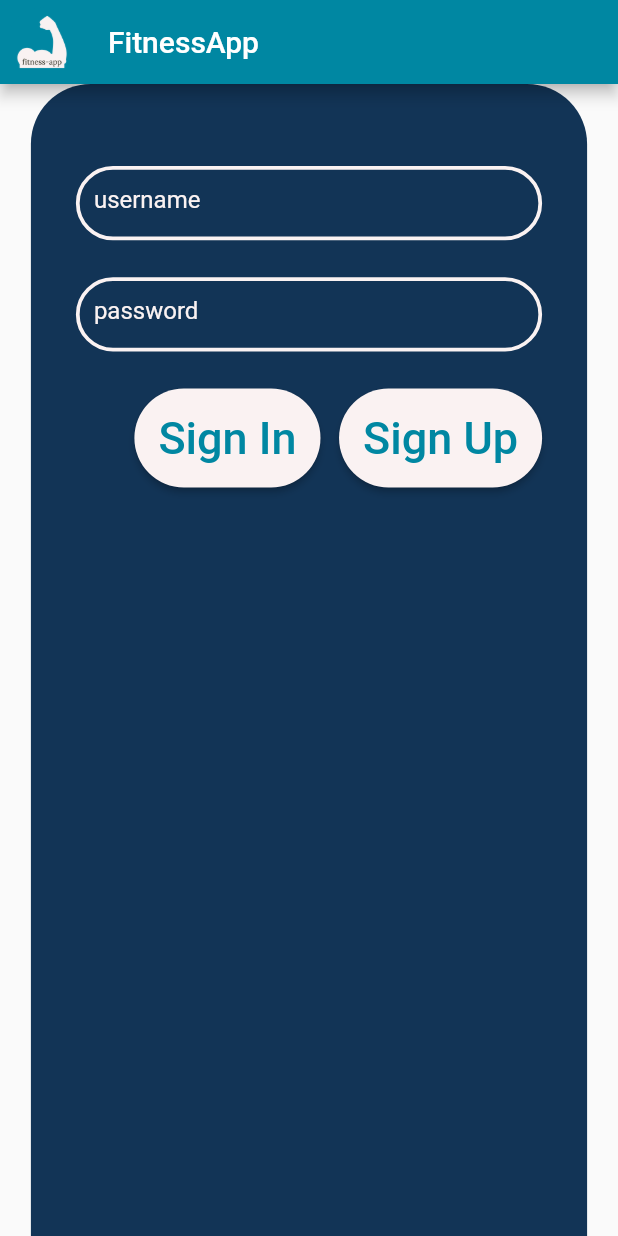
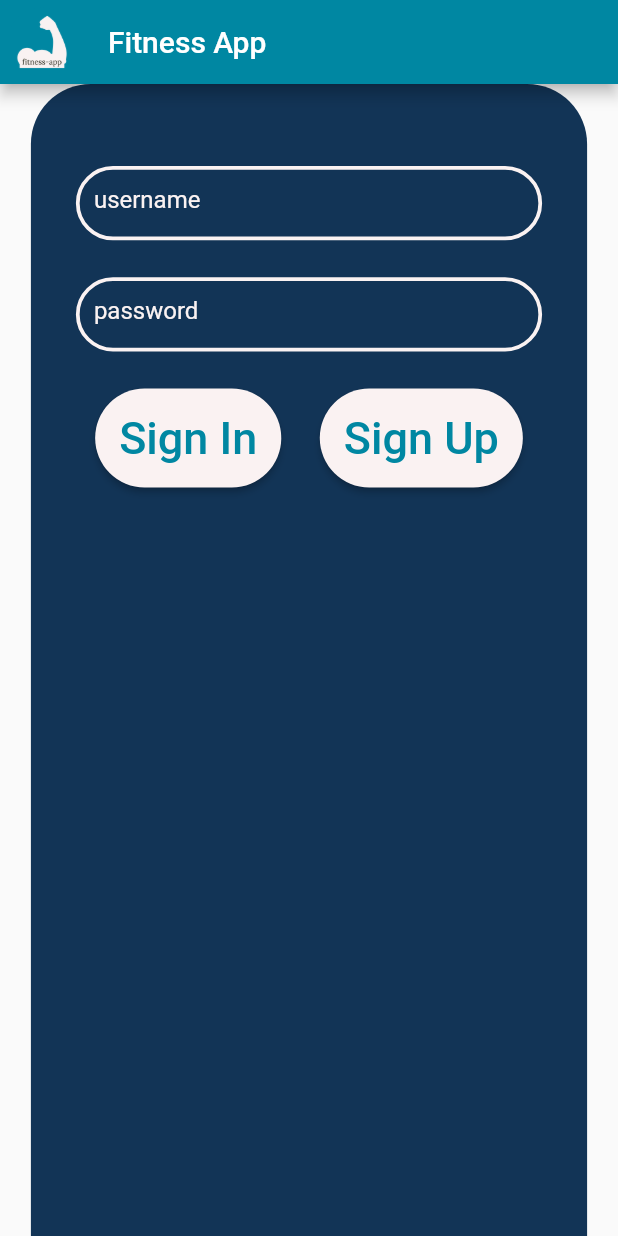
Before and after one commit to ImtiazKhaled/FitnessApp, a Flutter app: the screen it shows after launch, on a phone screen of 412 x 824 dp. Run offline on Flutter 3.47's test engine with Material 2 defaults, Android fonts, the phone set to English and light mode, and no system bars.

Commit message:
centered buttons

```diff
--- a/lib/Pages/login.dart
+++ b/lib/Pages/login.dart
@@ -122,12 +122,12 @@ class _LoginState extends State<Login>  {
       _inputTextField("password", true, textControllerPassword),
       SizedBox(height: height * 0.03),
       Row(
-        mainAxisAlignment: MainAxisAlignment.end,
+        mainAxisAlignment: MainAxisAlignment.spaceAround,
         children: <Widget>[
             _styledButton("Sign In", _loginButtonClickedShort),
-            SizedBox(width: width * 0.03),
+            //SizedBox(width: width * 0.03),
             _styledButton("Sign Up", _signUpButtonClickedShort),
-          ],
+          ]
       )
     ];
 
@@ -145,12 +145,12 @@ class _LoginState extends State<Login>  {
         _inputTextField("phone", false, textControllerPhone),
         SizedBox(height: height * 0.03),
             Row(
-        mainAxisAlignment: MainAxisAlignment.end,
+        mainAxisAlignment: MainAxisAlignment.spaceAround,
         children: <Widget>[
           _styledButton("Sign Up", _signUpButtonClickedHigh),
-          SizedBox(width: width * 0.03),
+          //SizedBox(width: width * 0.03),
           _styledButton("Sign In", _loginButtonClickedHigh),
-        ],
+        ]
       )
     ];
 
@@ -195,7 +195,7 @@ class _LoginState extends State<Login>  {
 
 
     return new Scaffold(
-        appBar: _hookahLogoAppBar("FitnessApp", "lib/Assets/fitness-app_logo.png"),
+        appBar: _hookahLogoAppBar("Fitness App", "lib/Assets/fitness-app_logo.png"),
         body: Column(
             mainAxisAlignment: MainAxisAlignment.center,
                 children: <Widget>[
```
